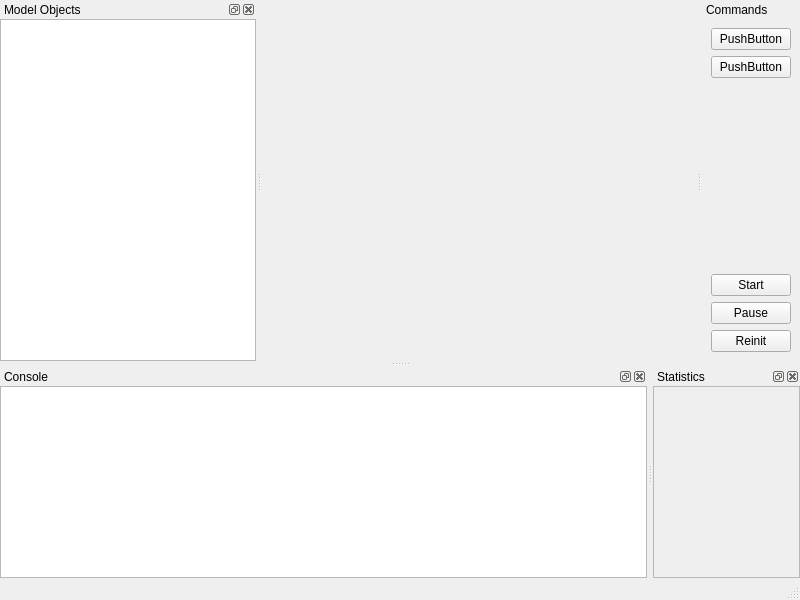
Old version of the form qtgui/mainwindow.ui in the repository frabas/DISPLACE_GUI.
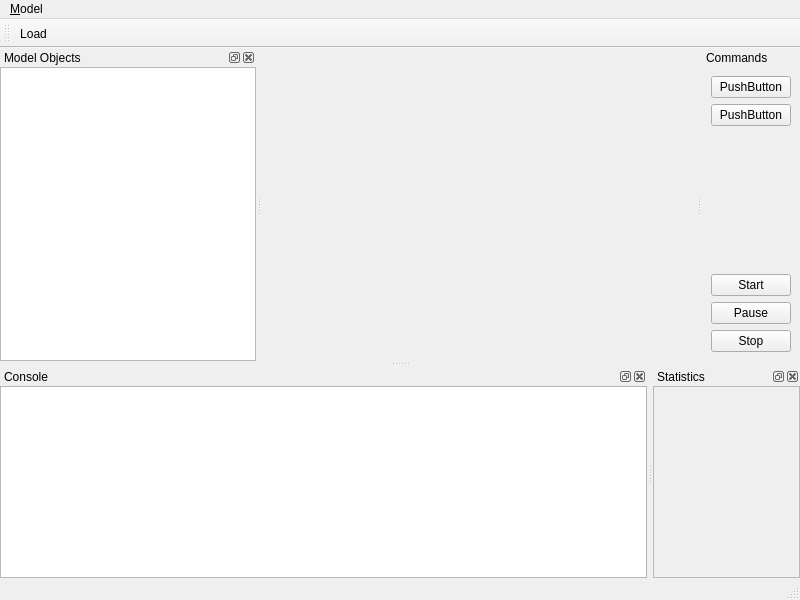
New version of the form. Icons and pictures are not drawn. Custom widgets are drawn as their Qt base class.

Patch:
```diff
--- a/qtgui/mainwindow.ui
+++ b/qtgui/mainwindow.ui
@@ -42,6 +42,13 @@
      <height>22</height>
     </rect>
    </property>
+   <widget class="QMenu" name="menu_Model">
+    <property name="title">
+     <string>&amp;Model</string>
+    </property>
+    <addaction name="action_Load"/>
+   </widget>
+   <addaction name="menu_Model"/>
   </widget>
   <widget class="QStatusBar" name="statusbar"/>
   <widget class="QDockWidget" name="objectMapView">
@@ -201,13 +208,38 @@
      <item>
       <widget class="QPushButton" name="pushButton_5">
        <property name="text">
-        <string>Reinit</string>
+        <string>Stop</string>
+       </property>
+       <property name="icon">
+        <iconset resource="qtgui.qrc">
+         <normaloff>:/icons/stop.png</normaloff>:/icons/stop.png</iconset>
        </property>
       </widget>
      </item>
     </layout>
    </widget>
   </widget>
+  <widget class="QToolBar" name="toolBar">
+   <property name="windowTitle">
+    <string>toolBar</string>
+   </property>
+   <attribute name="toolBarArea">
+    <enum>TopToolBarArea</enum>
+   </attribute>
+   <attribute name="toolBarBreak">
+    <bool>false</bool>
+   </attribute>
+   <addaction name="action_Load"/>
+  </widget>
+  <action name="action_Load">
+   <property name="icon">
+    <iconset resource="qtgui.qrc">
+     <normaloff>:/icons/load.png</normaloff>:/icons/load.png</iconset>
+   </property>
+   <property name="text">
+    <string>&amp;Load...</string>
+   </property>
+  </action>
  </widget>
  <customwidgets>
   <customwidget>
```
Left out of the diff: 14 changed lines with no effect on the pictures.
